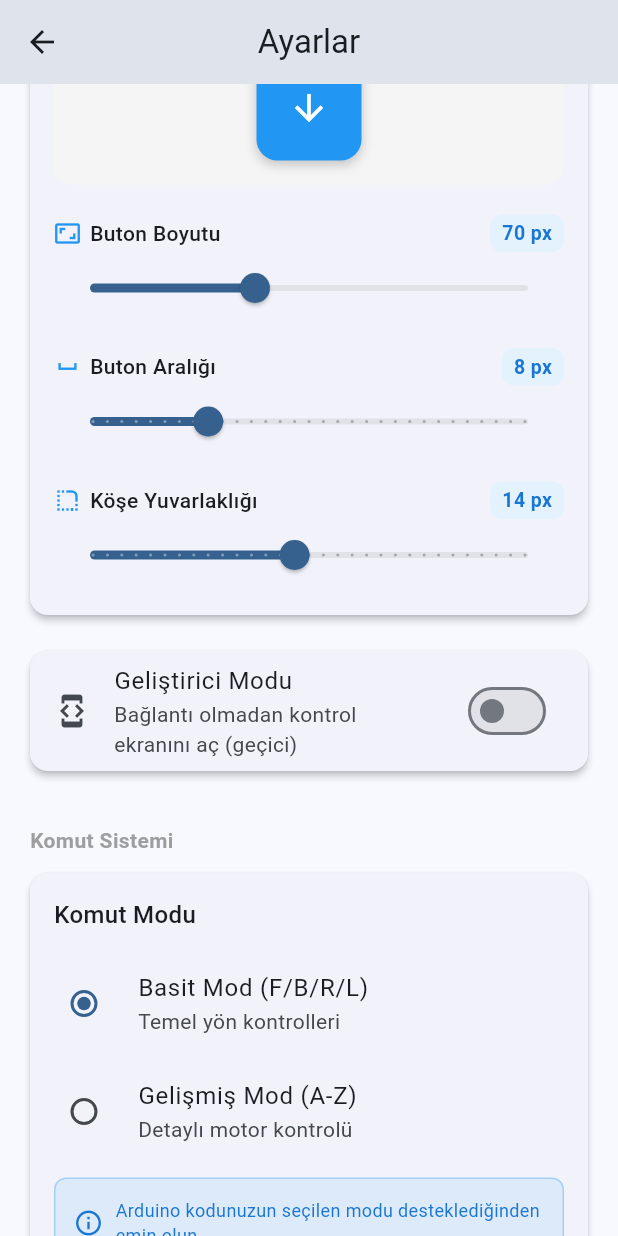
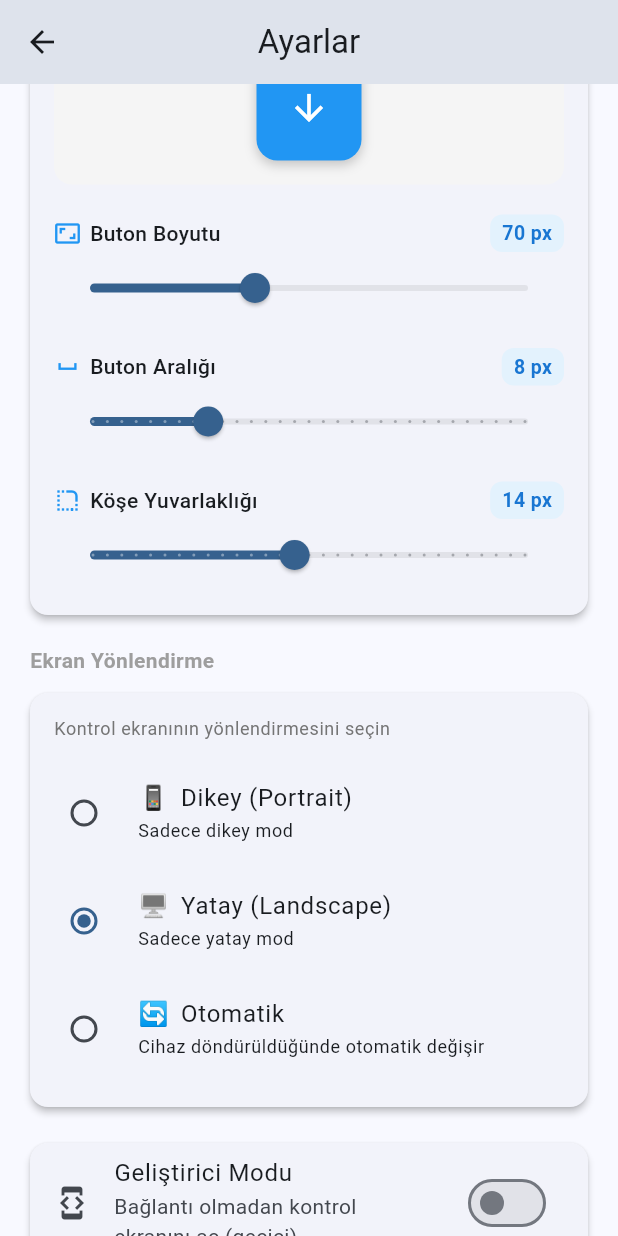
Before and after one commit to FurkanTahaBademci/BtKontrolRobomer, a Flutter app: the SettingsScreen screen opened directly, scrolled down 576 dp, on a phone screen of 412 x 824 dp. Run offline on Flutter 3.47's test engine with Material 3 defaults, Android fonts, the phone set to English and light mode, and no system bars; our stand-ins replace dio, flutter_blue_plus, flutter_bluetooth_serial, open_filex, package_info_plus, permission_handler and 1 more; accounts and stored records are empty; network calls fail; statements that could not run were skipped.

Commit message:
v1.0.5: Eski APK'ları otomatik temizleme özelliği - Güncelleme sırasında eski APK dosyaları temizlenir - Depolama optimizasyonu sağlanır - Ekran yönlendirme extension metod düzeltmesi

```diff
--- a/lib/providers/settings_provider.dart
+++ b/lib/providers/settings_provider.dart
@@ -9,6 +9,7 @@ class SettingsProvider with ChangeNotifier {
   static const String _keyButtonSize = 'button_size';
   static const String _keyButtonSpacing = 'button_spacing';
   static const String _keyButtonRadius = 'button_radius';
+  static const String _keyScreenOrientation = 'screen_orientation';
 
   int _defaultSpeed = 128; // 0-255, varsayılan orta hız
   bool _vibrationEnabled = true;
@@ -20,6 +21,9 @@ class SettingsProvider with ChangeNotifier {
   double _buttonSpacing = 8.0; // 0-30 arası
   double _buttonRadius = 14.0; // 0-30 arası
 
+  // Ekran yönlendirme ayarı
+  ScreenOrientation _screenOrientation = ScreenOrientation.landscape;
+
   int get defaultSpeed => _defaultSpeed;
   bool get vibrationEnabled => _vibrationEnabled;
   CommandMode get commandMode => _commandMode;
@@ -27,6 +31,7 @@ class SettingsProvider with ChangeNotifier {
   double get buttonSize => _buttonSize;
   double get buttonSpacing => _buttonSpacing;
   double get buttonRadius => _buttonRadius;
+  ScreenOrientation get screenOrientation => _screenOrientation;
 
   /// Ayarları yükle
   Future<void> loadSettings() async {
@@ -38,6 +43,12 @@ class SettingsProvider with ChangeNotifier {
       _buttonSize = prefs.getDouble(_keyButtonSize) ?? 70.0;
       _buttonSpacing = prefs.getDouble(_keyButtonSpacing) ?? 8.0;
       _buttonRadius = prefs.getDouble(_keyButtonRadius) ?? 14.0;
+
+      final orientationName = prefs.getString(_keyScreenOrientation) ?? 'landscape';
+      _screenOrientation = ScreenOrientation.values.firstWhere(
+        (o) => o.name == orientationName,
+        orElse: () => ScreenOrientation.landscape,
+      );
 
       final modeName = prefs.getString(_keyCommandMode) ?? 'simple';
       _commandMode = CommandMode.values.firstWhere(
@@ -122,6 +133,16 @@ class SettingsProvider with ChangeNotifier {
     } catch (e) {}
   }
 
+  /// Ekran yönlendirmesini ayarla
+  Future<void> setScreenOrientation(ScreenOrientation orientation) async {
+    _screenOrientation = orientation;
+    notifyListeners();
+    try {
+      final prefs = await SharedPreferences.getInstance();
+      await prefs.setString(_keyScreenOrientation, orientation.name);
+    } catch (e) {}
+  }
+
   /// Tüm ayarları sıfırla
   Future<void> resetToDefaults() async {
     _defaultSpeed = 128;
@@ -131,6 +152,7 @@ class SettingsProvider with ChangeNotifier {
     _buttonSize = 70.0;
     _buttonSpacing = 8.0;
     _buttonRadius = 14.0;
+    _screenOrientation = ScreenOrientation.landscape;
     notifyListeners();
 
     try {
@@ -141,6 +163,7 @@ class SettingsProvider with ChangeNotifier {
       await prefs.remove(_keyButtonSize);
       await prefs.remove(_keyButtonSpacing);
       await prefs.remove(_keyButtonRadius);
+      await prefs.remove(_keyScreenOrientation);
     } catch (e) {
       // Silme hatası sessizce işlenir
     }
@@ -178,3 +201,45 @@ extension CommandModeExtension on CommandMode {
     }
   }
 }
+
+/// Ekran yönlendirme seçenekleri
+enum ScreenOrientation {
+  portrait,  // Sadece dikey
+  landscape, // Sadece yatay
+  auto,      // Otomatik (her iki yön)
+}
+
+extension ScreenOrientationExtension on ScreenOrientation {
+  String get displayName {
+    switch (this) {
+      case ScreenOrientation.portrait:
+        return 'Dikey (Portrait)';
+      case ScreenOrientation.landscape:
+        return 'Yatay (Landscape)';
+      case ScreenOrientation.auto:
+        return 'Otomatik';
+    }
+  }
+
+  String get description {
+    switch (this) {
+      case ScreenOrientation.portrait:
+        return 'Sadece dikey mod';
+      case ScreenOrientation.landscape:
+        return 'Sadece yatay mod';
+      case ScreenOrientation.auto:
+        return 'Cihaz döndürüldüğünde otomatik değişir';
+    }
+  }
+
+  String get icon {
+    switch (this) {
+      case ScreenOrientation.portrait:
+        return '📱';
+      case ScreenOrientation.landscape:
+        return '🖥️';
+      case ScreenOrientation.auto:
+        return '🔄';
+    }
+  }
+}
--- a/lib/screens/settings_screen.dart
+++ b/lib/screens/settings_screen.dart
@@ -185,6 +185,50 @@ class _SettingsScreenState extends State<SettingsScreen> {
                     unit: 'px',
                     onChanged: (v) => settingsProvider.setButtonRadius(v),
                   ),
+                ],
+              ),
+            ),
+          ),
+          const SizedBox(height: 16),
+
+          // Ekran Yönlendirme
+          _buildSectionTitle('Ekran Yönlendirme'),
+          Card(
+            child: Padding(
+              padding: const EdgeInsets.all(16),
+              child: Column(
+                crossAxisAlignment: CrossAxisAlignment.start,
+                children: [
+                  Text(
+                    'Kontrol ekranının yönlendirmesini seçin',
+                    style: Theme.of(context).textTheme.bodySmall?.copyWith(
+                      color: Colors.grey[600],
+                    ),
+                  ),
+                  const SizedBox(height: 12),
+                  ...ScreenOrientation.values.map((orientation) {
+                    return RadioListTile<ScreenOrientation>(
+                      contentPadding: EdgeInsets.zero,
+                      title: Row(
+                        children: [
+                          Text(orientation.icon),
+                          const SizedBox(width: 8),
+                          Text(orientation.displayName),
+                        ],
+                      ),
+                      subtitle: Text(
+                        orientation.description,
+                        style: Theme.of(context).textTheme.bodySmall,
+                      ),
+                      value: orientation,
+                      groupValue: settingsProvider.screenOrientation,
+                      onChanged: (value) {
+                        if (value != null) {
+                          settingsProvider.setScreenOrientation(value);
+                        }
+                      },
+                    );
+                  }).toList(),
                 ],
               ),
             ),
--- a/pubspec.yaml
+++ b/pubspec.yaml
@@ -16,7 +16,7 @@ publish_to: 'none' # Remove this line if you wish to publish to pub.dev
 # https://developer.apple.com/library/archive/documentation/General/Reference/InfoPlistKeyReference/Articles/CoreFoundationKeys.html
 # In Windows, build-name is used as the major, minor, and patch parts
 # of the product and file versions while build-number is used as the build suffix.
-version: 1.0.3+6
+version: 1.0.5+8
 
 environment:
   sdk: ^3.7.2
```
Also changed, not shown: lib/screens/robot_control_screen.dart (+73 -6 lines), lib/services/update_service.dart (+21 -6 lines), releases/version.json (+5 -5 lines).
